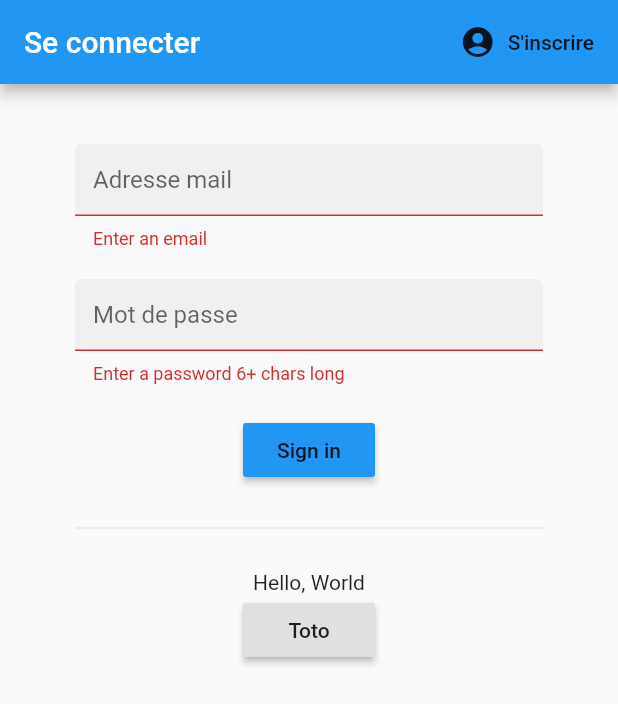
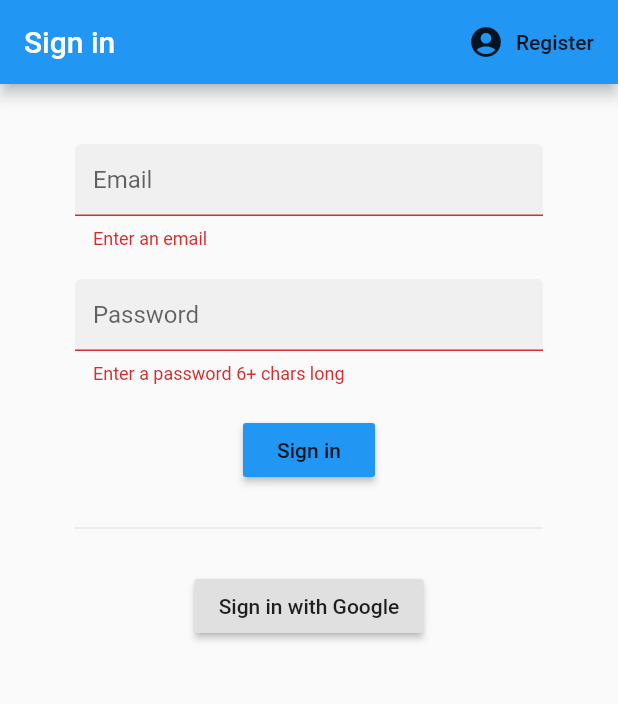
Before and after one commit to dbenfouzari/wish_list, a Flutter app: the screen it shows after launch, after a tap on "Sign in", on a phone screen of 412 x 824 dp. Shown: the top 704 px of the screen. Run offline on Flutter 3.47's test engine with Material 2 defaults, Android fonts, the light colour scheme and no system bars; our stand-ins replace cloud_firestore, easy_localization, firebase_auth, firebase_core, flutter_slidable, flutter_spinkit and 1 more; accounts and stored records are empty.

Commit message:
:globe_with_meridians: Add l10n

```diff
--- a/lib/forms/new-wish-list.dart
+++ b/lib/forms/new-wish-list.dart
@@ -1,4 +1,6 @@
+import 'package:easy_localization/easy_localization.dart';
 import 'package:flutter/material.dart';
+import 'package:wish_list/generated/locale_keys.g.dart';
 import 'package:wish_list/services/database.dart';
 
 class NewWishListForm extends StatefulWidget {
@@ -46,7 +48,7 @@ class _NewWishListFormState extends State<NewWishListForm> {
               autofocus: true,
               controller: _listTitleController,
               decoration: InputDecoration(
-                hintText: "Nom de la liste",
+                hintText: tr(LocaleKeys.forms_wishList_name),
               ),
               validator: (value) {
                 if (value.isEmpty) {
@@ -59,7 +61,7 @@ class _NewWishListFormState extends State<NewWishListForm> {
           ),
           RaisedButton(
             child: Text(
-              'Submit',
+              tr(LocaleKeys.common_forms_submit),
             ),
             onPressed: _handleSubmit,
           )
--- a/lib/main.dart
+++ b/lib/main.dart
@@ -1,6 +1,8 @@
+import 'package:easy_localization/easy_localization.dart';
 import 'package:firebase_core/firebase_core.dart';
 import 'package:flutter/material.dart';
 import 'package:provider/provider.dart';
+import 'package:wish_list/generated/codegen_loader.g.dart';
 import 'package:wish_list/models/user.dart';
 import 'package:wish_list/screens/wrapper.dart';
 import 'package:wish_list/services/auth.dart';
@@ -8,7 +10,15 @@ import 'package:wish_list/shared/loading.dart';
 
 void main() async {
   WidgetsFlutterBinding.ensureInitialized();
-  runApp(App());
+  runApp(
+    EasyLocalization(
+      supportedLocales: [Locale('en', ''), Locale('fr', '')],
+      path: 'resources/langs',
+      fallbackLocale: Locale('en', ''),
+      assetLoader: CodegenLoader(),
+      child: App(),
+    ),
+  );
 }
 
 ThemeData _darkTheme = ThemeData(
@@ -31,6 +41,9 @@ class App extends StatelessWidget {
   @override
   Widget build(BuildContext context) {
     return MaterialApp(
+      localizationsDelegates: context.localizationDelegates,
+      supportedLocales: context.supportedLocales,
+      locale: context.locale,
       title: 'Wish List',
       theme: _lightTheme,
       // darkTheme: _darkTheme,
--- a/lib/screens/authenticate/register.dart
+++ b/lib/screens/authenticate/register.dart
@@ -1,4 +1,6 @@
+import 'package:easy_localization/easy_localization.dart';
 import 'package:flutter/material.dart';
+import 'package:wish_list/generated/locale_keys.g.dart';
 import 'package:wish_list/models/user.dart';
 import 'package:wish_list/services/auth.dart';
 import 'package:wish_list/shared/constants.dart';
@@ -30,8 +32,7 @@ class _RegisterState extends State<Register> {
     if (_formKey.currentState.validate()) {
       setState(() => _loading = true);
 
-      User result =
-          await _authService.registerWithEmailAndPassword(email, password);
+      User result = await _authService.registerWithEmailAndPassword(email, password);
 
       if (result == null) {
         setState(() {
@@ -48,12 +49,12 @@ class _RegisterState extends State<Register> {
         ? Loading()
         : Scaffold(
             appBar: AppBar(
-              title: Text("S'inscrire"),
+              title: Text(tr(LocaleKeys.screens_register_title)),
               actions: <Widget>[
                 FlatButton.icon(
                   icon: Icon(Icons.account_circle),
                   onPressed: () => widget.toggleView(),
-                  label: Text("Se connecter"),
+                  label: Text(tr(LocaleKeys.screens_signIn_title)),
                 ),
               ],
             ),
@@ -66,31 +67,31 @@ class _RegisterState extends State<Register> {
                     SizedBox(height: 20.0),
                     TextFormField(
                       decoration: textInputDecoration.copyWith(
-                          hintText: "Adresse mail"),
+                        hintText: tr(LocaleKeys.forms_register_email),
+                      ),
                       keyboardType: TextInputType.emailAddress,
                       onChanged: (value) {
                         setState(() => email = value);
                       },
-                      validator: (value) =>
-                          value.isEmpty ? "Enter an email" : null,
+                      validator: (value) => value.isEmpty ? "Enter an email" : null,
                     ),
                     SizedBox(height: 20.0),
                     TextFormField(
                       decoration: textInputDecoration.copyWith(
-                          hintText: "Mot de passe"),
+                        hintText: tr(LocaleKeys.forms_register_password),
+                      ),
                       obscureText: true,
                       onChanged: (value) {
                         setState(() => password = value);
                       },
-                      validator: (value) => value.length < 6
-                          ? "Enter a password 6+ chars long"
-                          : null,
+                      validator: (value) =>
+                          value.length < 6 ? "Enter a password 6+ chars long" : null,
                     ),
                     SizedBox(height: 20.0),
                     RaisedButton(
                       onPressed: _handleSignUp,
                       color: Colors.pink,
-                      child: Text('Register'),
+                      child: Text(tr(LocaleKeys.forms_register_submit)),
                     ),
                     SizedBox(height: 20.0),
                     Text(
--- a/lib/screens/authenticate/sign_in_credentials.dart
+++ b/lib/screens/authenticate/sign_in_credentials.dart
@@ -1,4 +1,6 @@
+import 'package:easy_localization/easy_localization.dart';
 import 'package:flutter/material.dart';
+import 'package:wish_list/generated/locale_keys.g.dart';
 import 'package:wish_list/models/user.dart';
 import 'package:wish_list/services/auth.dart';
 import 'package:wish_list/shared/constants.dart';
@@ -30,8 +32,7 @@ class _SignInCredentialsState extends State<SignInCredentials> {
     if (_formKey.currentState.validate()) {
       setState(() => _loading = true);
 
-      User result =
-          await _authService.signInWithEmailAndPassword(email, password);
+      User result = await _authService.signInWithEmailAndPassword(email, password);
 
       if (result == null) {
         setState(() {
@@ -48,13 +49,13 @@ class _SignInCredentialsState extends State<SignInCredentials> {
         ? Loading()
         : Scaffold(
             appBar: AppBar(
-              title: Text('Se connecter'),
+              title: Text(tr(LocaleKeys.screens_signIn_title)),
               actions: <Widget>[
                 FlatButton.icon(
                   icon: Icon(Icons.account_circle),
                   onPressed: () => widget.toggleView(),
                   label: Text(
-                    "S'inscrire",
+                    tr(LocaleKeys.screens_register_title),
                   ),
                 ),
               ],
@@ -68,32 +69,32 @@ class _SignInCredentialsState extends State<SignInCredentials> {
                     SizedBox(height: 20.0),
                     TextFormField(
                       decoration: textInputDecoration.copyWith(
-                          hintText: "Adresse mail"),
+                        hintText: tr(LocaleKeys.forms_signIn_email),
+                      ),
                       keyboardType: TextInputType.emailAddress,
                       onChanged: (value) {
                         setState(() => email = value);
                       },
-                      validator: (value) =>
-                          value.isEmpty ? "Enter an email" : null,
+                      validator: (value) => value.isEmpty ? "Enter an email" : null,
                     ),
                     SizedBox(height: 20.0),
                     TextFormField(
                       decoration: textInputDecoration.copyWith(
-                          hintText: "Mot de passe"),
+                        hintText: tr(LocaleKeys.forms_signIn_password),
+                      ),
                       obscureText: true,
                       onChanged: (value) {
                         setState(() => password = value);
                       },
-                      validator: (value) => value.length < 6
-                          ? "Enter a password 6+ chars long"
-                          : null,
+                      validator: (value) =>
+                          value.length < 6 ? "Enter a password 6+ chars long" : null,
                     ),
                     SizedBox(height: 20.0),
                     RaisedButton(
                       onPressed: handleSignIn,
                       // color: Colors.pink,
                       color: Theme.of(context).primaryColor,
-                      child: Text('Sign in'),
+                      child: Text(tr(LocaleKeys.forms_signIn_submit)),
                     ),
                     SizedBox(height: 20.0),
                     // Text(
@@ -106,14 +107,8 @@ class _SignInCredentialsState extends State<SignInCredentials> {
                     // SizedBox(height: 20.0),
                     Divider(),
                     SizedBox(height: 20.0),
-                    InkWell(
-                      onTap: () async {
-                        await _authService.signInWithGoogle();
-                      },
-                      child: Text('Hello, World'),
-                    ),
                     RaisedButton(
-                      child: Text('Toto'),
+                      child: Text(tr(LocaleKeys.forms_signIn_googleSubmit)),
                       onPressed: () async {
                         await _authService.signInWithGoogle();
                       },
--- a/lib/screens/wish-list.dart
+++ b/lib/screens/wish-list.dart
@@ -1,6 +1,8 @@
 import 'package:cloud_firestore/cloud_firestore.dart';
+import 'package:easy_localization/easy_localization.dart';
 import 'package:flutter/material.dart';
 import 'package:wish_list/forms/new-wish-list.dart';
+import 'package:wish_list/generated/locale_keys.g.dart';
 import 'package:wish_list/models/wish-list.dart';
 import 'package:wish_list/screens/wishes.dart';
 import 'package:wish_list/services/auth.dart';
@@ -15,7 +17,7 @@ Future<void> _showMyDialog(BuildContext context) async {
     builder: (BuildContext context) {
       return SimpleDialog(
         contentPadding: EdgeInsets.all(24.0),
-        title: Text('Nouvelle liste'),
+        title: Text(tr(LocaleKeys.forms_wishList_title)),
         children: [
           NewWishListForm(),
         ],
@@ -67,7 +69,7 @@ class WishListScreen extends StatelessWidget {
       data: Theme.of(context),
       child: Scaffold(
         appBar: AppBar(
-          title: Text('Liste de vœux'),
+          title: Text(tr(LocaleKeys.screens_wishList_title)),
           actions: <Widget>[
             IconButton(
               icon: Icon(Icons.logout),
--- a/lib/screens/wishes.dart
+++ b/lib/screens/wishes.dart
@@ -1,7 +1,9 @@
 import 'package:cloud_firestore/cloud_firestore.dart';
+import 'package:easy_localization/easy_localization.dart';
 import 'package:flutter/material.dart';
 import 'package:wish_list/components/wish-bottom-sheet.dart';
 import 'package:wish_list/forms/new-wish.dart';
+import 'package:wish_list/generated/locale_keys.g.dart';
 import 'package:wish_list/models/wish-list.dart';
 import 'package:wish_list/models/wish.dart';
 import 'package:wish_list/services/database.dart';
@@ -14,7 +16,7 @@ Future<void> _shownNewWishForm(BuildContext context, WishList wishList) async {
     builder: (BuildContext context) {
       return SimpleDialog(
         contentPadding: EdgeInsets.all(24.0),
-        title: Text('Nouveau vœu'),
+        title: Text(tr(LocaleKeys.forms_wish_title)),
         children: [
           NewWishForm(wishList: wishList),
         ],
--- a/lib/shared/slidable-actions.dart
+++ b/lib/shared/slidable-actions.dart
@@ -1,5 +1,7 @@
+import 'package:easy_localization/easy_localization.dart';
 import 'package:flutter/material.dart';
 import 'package:flutter_slidable/flutter_slidable.dart';
+import 'package:wish_list/generated/locale_keys.g.dart';
 
 class SlidableActions extends StatelessWidget {
   final Widget child;
@@ -14,7 +16,7 @@ class SlidableActions extends StatelessWidget {
       actionExtentRatio: 0.5,
       actions: <Widget>[
         IconSlideAction(
-          caption: 'Supprimer',
+          caption: tr(LocaleKeys.common_forms_delete),
           color: Colors.redAccent,
           icon: Icons.delete_forever,
           onTap: onDelete,
--- a/pubspec.yaml
+++ b/pubspec.yaml
@@ -34,6 +34,10 @@ dependencies:
   flutter_spinkit: ^4.1.2+1
   google_sign_in: ^4.5.9
   flutter_slidable: ^0.5.7
+  easy_localization: ^2.3.3+1
+
+dependency_overrides:
+  intl: 0.17.0-nullsafety.2
 
 dev_dependencies:
   flutter_test:
@@ -46,6 +50,8 @@ dev_dependencies:
 
 # The following section is specific to Flutter.
 flutter:
+  assets:
+    - resources/langs/
 
   # The following line ensures that the Material Icons font is
   # included with your application, so that you can use the icons in
```
Also changed, not shown: lib/forms/new-wish.dart (+5 -3 lines), resources/langs/en.json (added, +41 -0 lines), resources/langs/fr.json (added, +41 -0 lines), lib/generated/codegen_loader.g.dart (added), lib/generated/locale_keys.g.dart (added), pubspec.lock, 3 other files.
